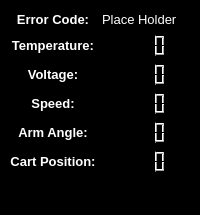
The window that Pendulum API/pendulum.ui (IRLL/inverted_pendulum) describes before a commit, drawn with Qt 5.
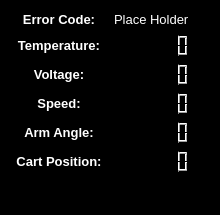
The same window after the commit.

Patch:
```diff
--- a/Pendulum API/pendulum.ui
+++ b/Pendulum API/pendulum.ui
@@ -6,7 +6,7 @@
    <rect>
     <x>0</x>
     <y>0</y>
-    <width>200</width>
+    <width>220</width>
     <height>215</height>
    </rect>
   </property>
@@ -18,13 +18,13 @@
   </property>
   <property name="minimumSize">
    <size>
-    <width>200</width>
+    <width>220</width>
     <height>215</height>
    </size>
   </property>
   <property name="maximumSize">
    <size>
-    <width>200</width>
+    <width>220</width>
     <height>215</height>
    </size>
   </property>
@@ -46,7 +46,7 @@
      <rect>
       <x>10</x>
       <y>10</y>
-      <width>168</width>
+      <width>201</width>
       <height>163</height>
      </rect>
     </property>
```
Left out of the diff: 2 changed lines with no effect on the pictures.
